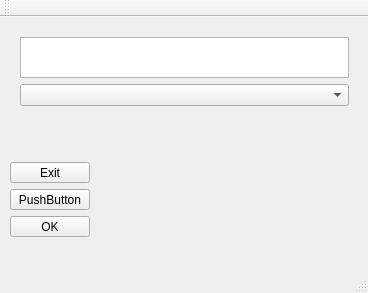
Qt form mainwindow.ui (karolg89/QtModelViewTest1_repo) before a commit.
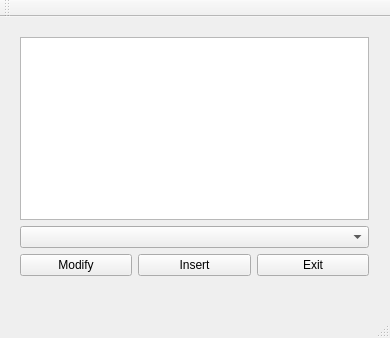
The same form after that commit.

Patch:
```diff
--- a/mainwindow.ui
+++ b/mainwindow.ui
@@ -6,68 +6,58 @@
    <rect>
     <x>0</x>
     <y>0</y>
-    <width>368</width>
-    <height>293</height>
+    <width>390</width>
+    <height>338</height>
    </rect>
   </property>
   <property name="windowTitle">
    <string>MainWindow</string>
   </property>
   <widget class="QWidget" name="centralWidget">
-   <widget class="QPushButton" name="pushButton">
-    <property name="geometry">
-     <rect>
-      <x>10</x>
-      <y>199</y>
-      <width>80</width>
-      <height>21</height>
-     </rect>
-    </property>
-    <property name="text">
-     <string>OK</string>
-    </property>
-   </widget>
-   <widget class="QPushButton" name="pushButton_2">
-    <property name="geometry">
-     <rect>
-      <x>10</x>
-      <y>145</y>
-      <width>80</width>
-      <height>21</height>
-     </rect>
-    </property>
-    <property name="text">
-     <string>Exit</string>
-    </property>
-   </widget>
-   <widget class="QPushButton" name="pushButton_3">
-    <property name="geometry">
-     <rect>
-      <x>10</x>
-      <y>172</y>
-      <width>80</width>
-      <height>21</height>
-     </rect>
-    </property>
-    <property name="text">
-     <string>PushButton</string>
-    </property>
-   </widget>
    <widget class="QWidget" name="">
     <property name="geometry">
      <rect>
       <x>9</x>
       <y>9</y>
-      <width>351</width>
-      <height>91</height>
+      <width>371</width>
+      <height>261</height>
      </rect>
     </property>
-    <layout class="QVBoxLayout" name="verticalLayout">
+    <layout class="QVBoxLayout" name="verticalLayout_2">
      <item>
-      <widget class="QListView" name="listView"/>
+      <layout class="QVBoxLayout" name="verticalLayout">
+       <item>
+        <widget class="QListView" name="listView"/>
+       </item>
+       <item>
+        <widget class="QComboBox" name="comboBox"/>
+       </item>
+      </layout>
      </item>
      <item>
-      <widget class="QComboBox" name="comboBox"/>
+      <layout class="QHBoxLayout" name="horizontalLayout">
+       <item>
+        <widget class="QPushButton" name="pushButton">
+         <property name="text">
+          <string>Modify</string>
+         </property>
+        </widget>
+       </item>
+       <item>
+        <widget class="QPushButton" name="pushButton_3">
+         <property name="text">
+          <string>Insert</string>
+         </property>
+        </widget>
+       </item>
+       <item>
+        <widget class="QPushButton" name="pushButton_2">
+         <property name="text">
+          <string>Exit</string>
+         </property>
+        </widget>
+       </item>
+      </layout>
      </item>
     </layout>
    </widget>
```
Left out of the diff: 2 changed lines with no effect on the pictures.
